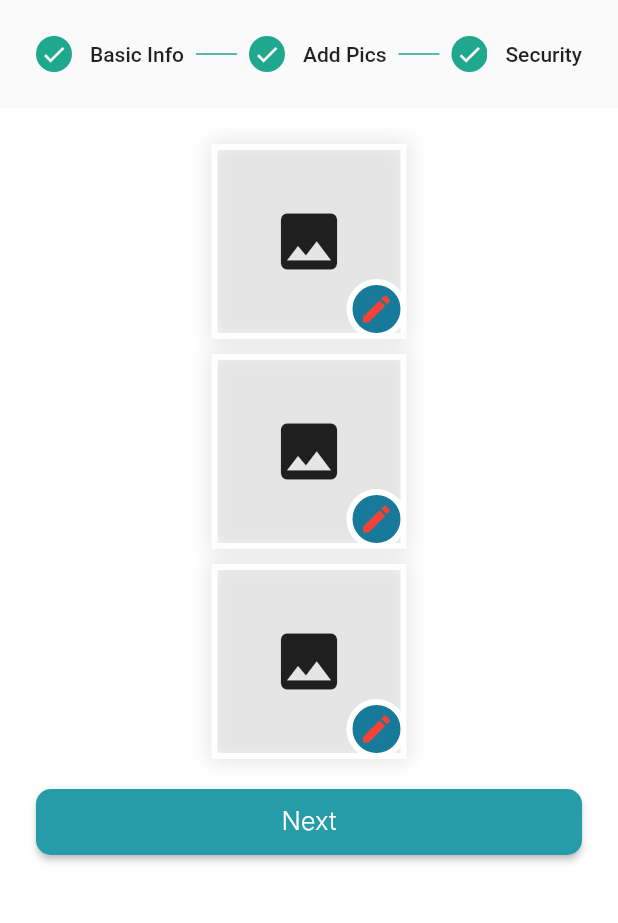
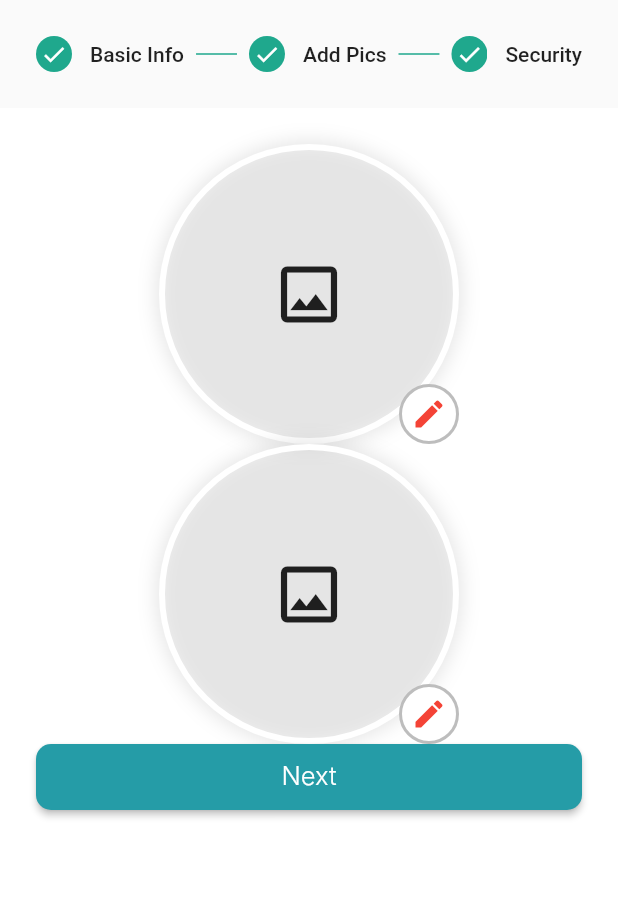
Before and after one commit to bishal5917/soulmate, a Flutter app: the UserRegister screen opened directly, after a tap on "Add Pics", on a phone screen of 412 x 824 dp, the part 90-1013 px from its top. Run offline on Flutter 3.47's test engine with Material 2 defaults, Android fonts, the phone set to English and light mode, and no system bars; our stand-ins replace bloc, bloc_concurrency, cached_network_image, equatable, firebase_auth, firebase_core and 9 more; accounts and stored records are empty; Roboto replaces fonts that are missing (Inter).

Commit message:
custom image picker done

```diff
--- a/lib/main.dart
+++ b/lib/main.dart
@@ -102,6 +102,7 @@ class MyApp extends StatelessWidget {
           ),
         ),
         home: const SplashScreen(),
+        routes: {'/login': (context) => const LoginScreen()},
       ),
     );
   }
--- a/lib/splash_screen.dart
+++ b/lib/splash_screen.dart
@@ -17,7 +17,7 @@ class _SplashScreenState extends State<SplashScreen> {
   @override
   void initState() {
     Future.delayed(const Duration(seconds: 1),
-        () => {navigate(context, const LoginScreen())});
+        () => navigateOffAllNamed(context, '/login'));
     super.initState();
   }
 
--- a/lib/src/features/Register/Widgets/add_image.dart
+++ b/lib/src/features/Register/Widgets/add_image.dart
@@ -2,9 +2,8 @@ import 'dart:io';
 
 import 'package:flutter/material.dart';
 import 'package:image_picker/image_picker.dart';
-import 'package:soulmate/src/core/app/colors.dart';
-import 'package:soulmate/src/core/app/dimensions.dart';
-import 'package:soulmate/src/widgets/custom_button.dart';
+import 'package:soulmate/di_injection.dart';
+import 'package:soulmate/src/features/Register/cubit/register_cubit.dart';
 
 class AddImage extends StatefulWidget {
   const AddImage({Key? key}) : super(key: key);
@@ -14,31 +13,18 @@ class AddImage extends StatefulWidget {
 }
 
 class _AddImageState extends State<AddImage> {
-  int _currentStep = 0;
-  @override
-  Widget build(BuildContext context) {
   File? file;
   ImagePicker imgP = ImagePicker();
 
-    getgall() async {
-      // ignore: deprecated_member_use
-      var img = await imgP.getImage(source: ImageSource.gallery);
-      setState(() {
-        // file = File(img.path);
-        // registerDetail['profPic'] = img.path;
-      });
-    }
-
+  @override
+  Widget build(BuildContext context) {
     return Column(
-      mainAxisAlignment: MainAxisAlignment.spaceAround,
       children: [
-        Column(
-          children: <Widget>[
         Stack(
           children: [
             Container(
-                  width: 130,
-                  height: 130,
+              width: 200,
+              height: 200,
               decoration: BoxDecoration(
                 border: Border.all(
                   width: 4,
@@ -50,15 +36,69 @@ class _AddImageState extends State<AddImage> {
                       blurRadius: 10,
                       color: Colors.black.withOpacity(0.1))
                 ],
-                    shape: BoxShape.rectangle,
+                shape: BoxShape.circle,
               ),
               child: file == null
-                      ? Icon(
-                          Icons.image,
+                  ? const Icon(
+                      Icons.image_outlined,
                       size: 50,
                     )
                   : CircleAvatar(
-                          backgroundImage: FileImage(file!), radius: 20),
+                      backgroundImage:
+                          FileImage(sl.get<RegisterCubit>().image1),
+                      radius: 30),
+            ),
+            Positioned(
+                bottom: 0,
+                right: 0,
+                child: InkWell(
+                  onTap: () async {
+                    var img = await imgP.pickImage(source: ImageSource.gallery);
+                    sl.get<RegisterCubit>().setImage1 = img!.path;
+                  },
+                  child: Container(
+                    height: 40,
+                    width: 40,
+                    decoration: BoxDecoration(
+                      color: Colors.white,
+                      shape: BoxShape.circle,
+                      border: Border.all(width: 2, color: Colors.black26),
+                    ),
+                    child: const Icon(
+                      Icons.edit,
+                      color: Colors.red,
+                    ),
+                  ),
+                ))
+          ],
+        ),
+        Stack(
+          children: [
+            Container(
+              width: 200,
+              height: 200,
+              decoration: BoxDecoration(
+                border: Border.all(
+                  width: 4,
+                  color: Colors.white,
+                ),
+                boxShadow: [
+                  BoxShadow(
+                      spreadRadius: 2,
+                      blurRadius: 10,
+                      color: Colors.black.withOpacity(0.1))
+                ],
+                shape: BoxShape.circle,
+              ),
+              child: file == null
+                  ? const Icon(
+                      Icons.image_outlined,
+                      size: 50,
+                    )
+                  : CircleAvatar(
+                      backgroundImage:
+                          FileImage(sl.get<RegisterCubit>().image1),
+                      radius: 30),
             ),
             Positioned(
                 bottom: 0,
@@ -71,111 +111,11 @@ class _AddImageState extends State<AddImage> {
                     height: 40,
                     width: 40,
                     decoration: BoxDecoration(
-                          color: Color.fromARGB(255, 24, 122, 155),
+                      color: Colors.white,
                       shape: BoxShape.circle,
-                          border: Border.all(width: 4, color: Colors.white),
+                      border: Border.all(width: 2, color: Colors.black26),
                     ),
-                        child: Icon(
-                          Icons.edit,
-                          color: Colors.red,
-                        ),
-                      ),
-                    ))
-              ],
-            ),
-            vSizedBox1,
-            Stack(
-              children: [
-                Container(
-                  width: 130,
-                  height: 130,
-                  decoration: BoxDecoration(
-                    border: Border.all(
-                      width: 4,
-                      color: Colors.white,
-                    ),
-                    boxShadow: [
-                      BoxShadow(
-                          spreadRadius: 2,
-                          blurRadius: 10,
-                          color: Colors.black.withOpacity(0.1))
-                    ],
-                    shape: BoxShape.rectangle,
-                  ),
-                  child: file == null
-                      ? Icon(
-                          Icons.image,
-                          size: 50,
-                        )
-                      : CircleAvatar(
-                          backgroundImage: FileImage(file!), radius: 20),
-                ),
-                Positioned(
-                    bottom: 0,
-                    right: 0,
-                    child: InkWell(
-                      onTap: () {
-                        // getgall();
-                      },
-                      child: Container(
-                        height: 40,
-                        width: 40,
-                        decoration: BoxDecoration(
-                          color: Color.fromARGB(255, 24, 122, 155),
-                          shape: BoxShape.circle,
-                          border: Border.all(width: 4, color: Colors.white),
-                        ),
-                        child: Icon(
-                          Icons.edit,
-                          color: Colors.red,
-                        ),
-                      ),
-                    ))
-              ],
-            ),
-            vSizedBox1,
-            Stack(
-              children: [
-                Container(
-                  width: 130,
-                  height: 130,
-                  decoration: BoxDecoration(
-                    border: Border.all(
-                      width: 4,
-                      color: Colors.white,
-                    ),
-                    boxShadow: [
-                      BoxShadow(
-                          spreadRadius: 2,
-                          blurRadius: 10,
-                          color: Colors.black.withOpacity(0.1))
-                    ],
-                    shape: BoxShape.rectangle,
-                  ),
-                  child: file == null
-                      ? Icon(
-                          Icons.image,
-                          size: 50,
-                        )
-                      : CircleAvatar(
-                          backgroundImage: FileImage(file!), radius: 20),
-                ),
-                Positioned(
-                    bottom: 0,
-                    right: 0,
-                    child: InkWell(
-                      onTap: () {
-                        // getgall();
-                      },
-                      child: Container(
-                        height: 40,
-                        width: 40,
-                        decoration: BoxDecoration(
-                          color: Color.fromARGB(255, 24, 122, 155),
-                          shape: BoxShape.circle,
-                          border: Border.all(width: 4, color: Colors.white),
-                        ),
-                        child: Icon(
+                    child: const Icon(
                       Icons.edit,
                       color: Colors.red,
                     ),
@@ -184,20 +124,6 @@ class _AddImageState extends State<AddImage> {
           ],
         )
       ],
-        ),
-        vSizedBox2,
-        CustomButton.elevatedButton(
-          "Next",
-          () => {continued()},
-          borderRadius: 10,
-          color: OColors.kPrimaryMainColor,
-          fontSize: 17,
-        ),
-      ],
     );
   }
-
-  continued() {
-    _currentStep < 2 ? setState(() => _currentStep += 1) : null;
 }
-}
--- a/lib/src/features/Register/cubit/register_cubit.dart
+++ b/lib/src/features/Register/cubit/register_cubit.dart
@@ -1,3 +1,5 @@
+import 'dart:io';
+
 import 'package:bloc/bloc.dart';
 import 'package:equatable/equatable.dart';
 import 'package:flutter/material.dart';
@@ -14,6 +16,8 @@ class RegisterCubit extends Cubit<RegisterState> {
   final TextEditingController _regPhoneController = TextEditingController();
   final TextEditingController _regBirthYearController = TextEditingController();
   final TextEditingController _regGenderController = TextEditingController();
+  late File _image1;
+  late File _image2;
   String _yselectedValue = "1993";
   String _gSelectedValue = "male";
 
@@ -25,6 +29,8 @@ class RegisterCubit extends Cubit<RegisterState> {
   TextEditingController get regGenderController => _regGenderController;
   String get getYearValue => _yselectedValue;
   String get getGenderValue => _gSelectedValue;
+  File get image1 => _image1;
+  File get image2 => _image2;
 
   List<DropdownMenuItem<String>> get yearItems {
     List<DropdownMenuItem<String>> yearItems = [
@@ -59,9 +65,18 @@ class RegisterCubit extends Cubit<RegisterState> {
     _gSelectedValue = val;
   }
 
+  set setImage1(var val) {
+    _image1 = val;
+  }
+
+  set setImage2(var val) {
+    _image2 = val;
+  }
+
   void getValues() {
     print(regNameController.text);
     print(getGenderValue);
     print(getYearValue);
+    print(image1);
   }
 }
--- a/lib/src/features/Register/user_register_screen.dart
+++ b/lib/src/features/Register/user_register_screen.dart
@@ -156,7 +156,18 @@ class _UserRegisterState extends State<UserRegister> {
                   ),
                   Step(
                     title: const Text('Add Pics'),
-                    content: const AddImage(),
+                    content: Column(
+                      children: [
+                        const AddImage(),
+                        CustomButton.elevatedButton(
+                          "Next",
+                          () => {continued()},
+                          borderRadius: 10,
+                          color: OColors.kPrimaryMainColor,
+                          fontSize: 17,
+                        ),
+                      ],
+                    ),
                     isActive: _currentStep >= 0,
                     state: _currentStep >= 0
                         ? StepState.complete
--- a/lib/src/features/auth/login/components/login_body.dart
+++ b/lib/src/features/auth/login/components/login_body.dart
@@ -12,7 +12,18 @@ class _LoginBodyState extends State<LoginBody> {
 
   @override
   Widget build(BuildContext context) {
-    return BlocBuilder<LoginCubit, LoginState>(
+    return BlocListener<LoginCubit, LoginState>(
+      listener: (context, state) {
+        if (state.status == LoginStatus.success) {
+          navigate(context, const ForgotPasswordScreen());
+          sl.get<LoginCubit>().reset();
+        }
+        state.status == LoginStatus.error
+            ? CustomToasts.showToast(
+                msg: state.message?.split(" ")[0].split("/")[1])
+            : const Text("");
+      },
+      child: BlocBuilder<LoginCubit, LoginState>(
         builder: (context, state) {
           return Scaffold(
             appBar: PreferredSize(
@@ -36,7 +47,6 @@ class _LoginBodyState extends State<LoginBody> {
                         GestureDetector(
                             onTap: () {
                               navigate(context, const ForgotPasswordScreen());
-                            // navigate(context, const ResetPasswordScreen());
                             },
                             child: CustomText.ourText("Forgot Password?",
                                 color: Colors.redAccent)),
@@ -58,21 +68,17 @@ class _LoginBodyState extends State<LoginBody> {
                                 color: Colors.white,
                               ),
                               onPressed: () {
-                              if (state.status == LoginStatus.success) {
-                                navigate(context, const ForgotPasswordScreen());
-                              }
                                 if (sl
                                         .get<LoginCubit>()
                                         .loginEmailController
                                         .text
-                                      .isNotEmpty &
+                                        .isNotEmpty &&
                                     sl
                                         .get<LoginCubit>()
                                         .loginPasswordController
                                         .text
                                         .isNotEmpty) {
                                   sl.get<LoginCubit>().userLogin();
-                                sl.get<LoginCubit>().reset();
                                 }
                               },
                               style: ElevatedButton.styleFrom(
@@ -93,11 +99,8 @@ class _LoginBodyState extends State<LoginBody> {
                               style: const TextStyle(color: Colors.red),
                             ))
                         : const Text(""),
-                  //Toast was showing error so used normal style instead
-                  // state.status == LoginStatus.error
-                  //     ? CustomToasts.showToast(
-                  //         msg: state.message?.split(" ")[0].split("/")[1])
-                  //     : const Text(""),
+                    // Toast was showing error so used normal style instead
+
                     vSizedBox2andHalf,
                     Row(
                       mainAxisAlignment: MainAxisAlignment.center,
@@ -191,6 +194,7 @@ class _LoginBodyState extends State<LoginBody> {
             ),
           );
         },
+      ),
     );
   }
 }
```
Lines whose indentation alone changed are shown as unchanged.
